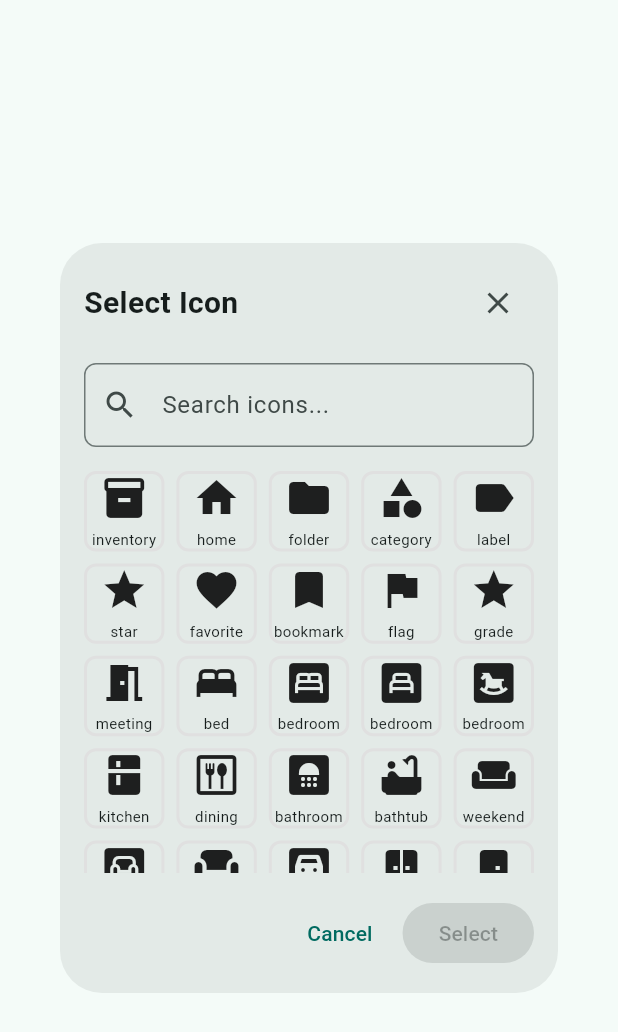
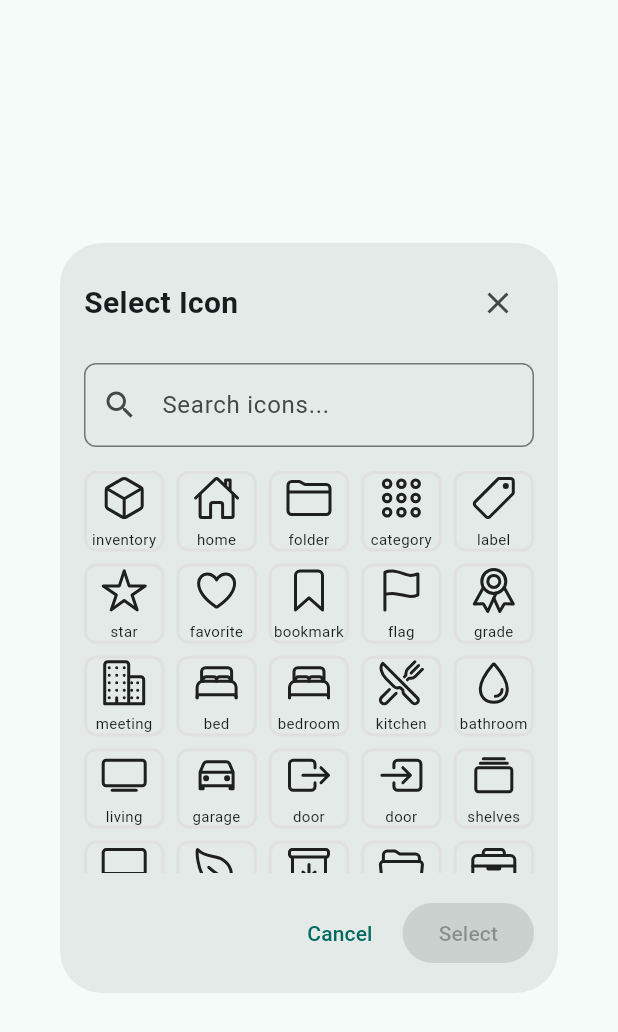
Before and after one commit to gustafeden/OurArchive, a Flutter app: the IconPickerDialog widget shown alone on an empty page, opened directly, on a phone screen of 412 x 824 dp. Shown: the top 1032 px of the screen. Run offline on Flutter 3.47's test engine with Material 3 defaults, Android fonts, the phone set to English and light mode, and no system bars; our stand-ins replace cached_network_image, cloud_firestore, connectivity_plus, faker, firebase_auth, firebase_core and 9 more; missing offline and left inert: google_mlkit_text_recognition, mobile_scanner; accounts and stored records are empty; network calls fail; statements that could not run were skipped.

Commit message:
add new icons

```diff
--- a/our_archive/lib/ui/widgets/icon_picker_dialog.dart
+++ b/our_archive/lib/ui/widgets/icon_picker_dialog.dart
@@ -1,4 +1,5 @@
 import 'package:flutter/material.dart';
+import 'package:ionicons/ionicons.dart';
 
 class IconPickerDialog extends StatefulWidget {
   final String? initialIcon;
@@ -19,210 +20,139 @@ class _IconPickerDialogState extends State<IconPickerDialog> {
     _selectedIcon = widget.initialIcon;
   }
 
-  // Curated list of common Material icons
-  static const Map<String, List<Map<String, dynamic>>> iconCategories = {
+  // Curated list of Ionicons organized by category
+  static final Map<String, List<Map<String, dynamic>>> iconCategories = {
     'Common': [
-      {'name': 'inventory_2', 'icon': Icons.inventory_2},
-      {'name': 'home', 'icon': Icons.home},
-      {'name': 'folder', 'icon': Icons.folder},
-      {'name': 'category', 'icon': Icons.category},
-      {'name': 'label', 'icon': Icons.label},
-      {'name': 'star', 'icon': Icons.star},
-      {'name': 'favorite', 'icon': Icons.favorite},
-      {'name': 'bookmark', 'icon': Icons.bookmark},
-      {'name': 'flag', 'icon': Icons.flag},
-      {'name': 'grade', 'icon': Icons.grade},
+      {'name': 'inventory_2', 'icon': Ionicons.cube_outline},
+      {'name': 'home', 'icon': Ionicons.home_outline},
+      {'name': 'folder', 'icon': Ionicons.folder_outline},
+      {'name': 'category', 'icon': Ionicons.apps_outline},
+      {'name': 'label', 'icon': Ionicons.pricetag_outline},
+      {'name': 'star', 'icon': Ionicons.star_outline},
+      {'name': 'favorite', 'icon': Ionicons.heart_outline},
+      {'name': 'bookmark', 'icon': Ionicons.bookmark_outline},
+      {'name': 'flag', 'icon': Ionicons.flag_outline},
+      {'name': 'grade', 'icon': Ionicons.ribbon_outline},
     ],
     'Home & Rooms': [
-      {'name': 'meeting_room', 'icon': Icons.meeting_room},
-      {'name': 'bed', 'icon': Icons.bed},
-      {'name': 'bedroom_parent', 'icon': Icons.bedroom_parent},
-      {'name': 'bedroom_child', 'icon': Icons.bedroom_child},
-      {'name': 'bedroom_baby', 'icon': Icons.bedroom_baby},
-      {'name': 'kitchen', 'icon': Icons.kitchen},
-      {'name': 'dining_outlined', 'icon': Icons.dining_outlined},
-      {'name': 'bathroom', 'icon': Icons.bathroom},
-      {'name': 'bathtub', 'icon': Icons.bathtub},
-      {'name': 'weekend', 'icon': Icons.weekend},
-      {'name': 'living', 'icon': Icons.living},
-      {'name': 'chair', 'icon': Icons.chair},
-      {'name': 'garage', 'icon': Icons.garage},
-      {'name': 'door_sliding', 'icon': Icons.door_sliding},
-      {'name': 'door_front', 'icon': Icons.door_front_door},
-      {'name': 'door_back', 'icon': Icons.door_back_door},
-      {'name': 'countertops', 'icon': Icons.countertops},
-      {'name': 'shelves', 'icon': Icons.shelves},
-      {'name': 'desk', 'icon': Icons.desk},
-      {'name': 'table_restaurant', 'icon': Icons.table_restaurant},
-      {'name': 'yard', 'icon': Icons.yard},
-      {'name': 'deck', 'icon': Icons.deck},
-      {'name': 'balcony', 'icon': Icons.balcony},
+      {'name': 'meeting_room', 'icon': Ionicons.business_outline},
+      {'name': 'bed', 'icon': Ionicons.bed_outline},
+      {'name': 'bedroom_parent', 'icon': Ionicons.bed_outline},
+      {'name': 'kitchen', 'icon': Ionicons.restaurant_outline},
+      {'name': 'bathroom', 'icon': Ionicons.water_outline},
+      {'name': 'living', 'icon': Ionicons.tv_outline},
+      {'name': 'garage', 'icon': Ionicons.car_outline},
+      {'name': 'door_sliding', 'icon': Ionicons.exit_outline},
+      {'name': 'door_front', 'icon': Ionicons.enter_outline},
+      {'name': 'shelves', 'icon': Ionicons.albums_outline},
+      {'name': 'desk', 'icon': Ionicons.desktop_outline},
+      {'name': 'yard', 'icon': Ionicons.leaf_outline},
     ],
     'Storage': [
-      {'name': 'inventory_2', 'icon': Icons.inventory_2},
-      {'name': 'archive', 'icon': Icons.archive},
-      {'name': 'folder', 'icon': Icons.folder},
-      {'name': 'folder_special', 'icon': Icons.folder_special},
-      {'name': 'source', 'icon': Icons.source},
-      {'name': 'work_outline', 'icon': Icons.work_outline},
-      {'name': 'backpack', 'icon': Icons.backpack},
-      {'name': 'business_center', 'icon': Icons.business_center},
-      {'name': 'shopping_bag', 'icon': Icons.shopping_bag},
-      {'name': 'luggage', 'icon': Icons.luggage},
-      {'name': 'cases', 'icon': Icons.cases},
-      {'name': 'inbox', 'icon': Icons.inbox},
-      {'name': 'delete_outline', 'icon': Icons.delete_outline},
-      {'name': 'storage', 'icon': Icons.storage},
-      {'name': 'shelves', 'icon': Icons.shelves},
+      {'name': 'archive', 'icon': Ionicons.archive_outline},
+      {'name': 'folder_special', 'icon': Ionicons.folder_open_outline},
+      {'name': 'work_outline', 'icon': Ionicons.briefcase_outline},
+      {'name': 'backpack', 'icon': Ionicons.bag_outline},
+      {'name': 'shopping_bag', 'icon': Ionicons.bag_handle_outline},
+      {'name': 'inbox', 'icon': Ionicons.mail_outline},
+      {'name': 'delete_outline', 'icon': Ionicons.trash_outline},
+      {'name': 'storage', 'icon': Ionicons.server_outline},
     ],
     'Items & Entertainment': [
-      {'name': 'menu_book', 'icon': Icons.menu_book},
-      {'name': 'book', 'icon': Icons.book},
-      {'name': 'library_books', 'icon': Icons.library_books},
-      {'name': 'album', 'icon': Icons.album},
-      {'name': 'music_note', 'icon': Icons.music_note},
-      {'name': 'library_music', 'icon': Icons.library_music},
-      {'name': 'headphones', 'icon': Icons.headphones},
-      {'name': 'speaker', 'icon': Icons.speaker},
-      {'name': 'sports_esports', 'icon': Icons.sports_esports},
-      {'name': 'videogame_asset', 'icon': Icons.videogame_asset},
-      {'name': 'movie', 'icon': Icons.movie},
-      {'name': 'theaters', 'icon': Icons.theaters},
-      {'name': 'tv', 'icon': Icons.tv},
-      {'name': 'video_library', 'icon': Icons.video_library},
+      {'name': 'menu_book', 'icon': Ionicons.book_outline},
+      {'name': 'book', 'icon': Ionicons.book_outline},
+      {'name': 'library_books', 'icon': Ionicons.library_outline},
+      {'name': 'album', 'icon': Ionicons.disc_outline},
+      {'name': 'music_note', 'icon': Ionicons.musical_note_outline},
+      {'name': 'library_music', 'icon': Ionicons.musical_notes_outline},
+      {'name': 'headphones', 'icon': Ionicons.headset_outline},
+      {'name': 'speaker', 'icon': Ionicons.volume_high_outline},
+      {'name': 'sports_esports', 'icon': Ionicons.game_controller_outline},
+      {'name': 'movie', 'icon': Ionicons.film_outline},
+      {'name': 'tv', 'icon': Ionicons.tv_outline},
+      {'name': 'videocam', 'icon': Ionicons.videocam_outline},
     ],
     'Electronics & Tools': [
-      {'name': 'devices', 'icon': Icons.devices},
-      {'name': 'phone_android', 'icon': Icons.phone_android},
-      {'name': 'tablet', 'icon': Icons.tablet},
-      {'name': 'laptop', 'icon': Icons.laptop},
-      {'name': 'computer', 'icon': Icons.computer},
-      {'name': 'keyboard', 'icon': Icons.keyboard},
-      {'name': 'mouse', 'icon': Icons.mouse},
-      {'name': 'watch', 'icon': Icons.watch},
-      {'name': 'camera_alt', 'icon': Icons.camera_alt},
-      {'name': 'photo_camera', 'icon': Icons.photo_camera},
-      {'name': 'videocam', 'icon': Icons.videocam},
-      {'name': 'print', 'icon': Icons.print},
-      {'name': 'build', 'icon': Icons.build},
-      {'name': 'construction', 'icon': Icons.construction},
-      {'name': 'handyman', 'icon': Icons.handyman},
-      {'name': 'hardware', 'icon': Icons.hardware},
-      {'name': 'plumbing', 'icon': Icons.plumbing},
-      {'name': 'electrical_services', 'icon': Icons.electrical_services},
-      {'name': 'carpenter', 'icon': Icons.carpenter},
-      {'name': 'engineering', 'icon': Icons.engineering},
+      {'name': 'devices', 'icon': Ionicons.phone_portrait_outline},
+      {'name': 'phone_android', 'icon': Ionicons.phone_portrait_outline},
+      {'name': 'tablet', 'icon': Ionicons.tablet_portrait_outline},
+      {'name': 'laptop', 'icon': Ionicons.laptop_outline},
+      {'name': 'computer', 'icon': Ionicons.desktop_outline},
+      {'name': 'watch', 'icon': Ionicons.watch_outline},
+      {'name': 'camera_alt', 'icon': Ionicons.camera_outline},
+      {'name': 'print', 'icon': Ionicons.print_outline},
+      {'name': 'build', 'icon': Ionicons.build_outline},
+      {'name': 'construction', 'icon': Ionicons.construct_outline},
+      {'name': 'handyman', 'icon': Ionicons.hammer_outline},
+      {'name': 'engineering', 'icon': Ionicons.settings_outline},
     ],
     'Clothing & Fashion': [
-      {'name': 'checkroom', 'icon': Icons.checkroom},
-      {'name': 'dry_cleaning', 'icon': Icons.dry_cleaning},
-      {'name': 'shopping_bag', 'icon': Icons.shopping_bag},
-      {'name': 'watch', 'icon': Icons.watch},
-      {'name': 'diamond', 'icon': Icons.diamond},
-      {'name': 'umbrella', 'icon': Icons.umbrella},
+      {'name': 'checkroom', 'icon': Ionicons.shirt_outline},
+      {'name': 'diamond', 'icon': Ionicons.diamond_outline},
+      {'name': 'umbrella', 'icon': Ionicons.umbrella_outline},
     ],
     'Kitchen & Food': [
-      {'name': 'restaurant', 'icon': Icons.restaurant},
-      {'name': 'restaurant_menu', 'icon': Icons.restaurant_menu},
-      {'name': 'fastfood', 'icon': Icons.fastfood},
-      {'name': 'local_dining', 'icon': Icons.local_dining},
-      {'name': 'local_pizza', 'icon': Icons.local_pizza},
-      {'name': 'local_cafe', 'icon': Icons.local_cafe},
-      {'name': 'local_bar', 'icon': Icons.local_bar},
-      {'name': 'coffee', 'icon': Icons.coffee},
-      {'name': 'cake', 'icon': Icons.cake},
-      {'name': 'icecream', 'icon': Icons.icecream},
-      {'name': 'brunch_dining', 'icon': Icons.brunch_dining},
-      {'name': 'lunch_dining', 'icon': Icons.lunch_dining},
-      {'name': 'dinner_dining', 'icon': Icons.dinner_dining},
-      {'name': 'breakfast_dining', 'icon': Icons.breakfast_dining},
-      {'name': 'kitchen', 'icon': Icons.kitchen},
-      {'name': 'microwave', 'icon': Icons.microwave},
-      {'name': 'blender', 'icon': Icons.blender},
-      {'name': 'soup_kitchen', 'icon': Icons.soup_kitchen},
+      {'name': 'restaurant', 'icon': Ionicons.restaurant_outline},
+      {'name': 'fastfood', 'icon': Ionicons.fast_food_outline},
+      {'name': 'local_pizza', 'icon': Ionicons.pizza_outline},
+      {'name': 'local_cafe', 'icon': Ionicons.cafe_outline},
+      {'name': 'local_bar', 'icon': Ionicons.beer_outline},
+      {'name': 'coffee', 'icon': Ionicons.cafe_outline},
+      {'name': 'icecream', 'icon': Ionicons.ice_cream_outline},
     ],
     'Sports & Fitness': [
-      {'name': 'sports_basketball', 'icon': Icons.sports_basketball},
-      {'name': 'sports_football', 'icon': Icons.sports_football},
-      {'name': 'sports_soccer', 'icon': Icons.sports_soccer},
-      {'name': 'sports_baseball', 'icon': Icons.sports_baseball},
-      {'name': 'sports_tennis', 'icon': Icons.sports_tennis},
-      {'name': 'sports_golf', 'icon': Icons.sports_golf},
-      {'name': 'sports_hockey', 'icon': Icons.sports_hockey},
-      {'name': 'sports_volleyball', 'icon': Icons.sports_volleyball},
-      {'name': 'sports_cricket', 'icon': Icons.sports_cricket},
-      {'name': 'sports_martial_arts', 'icon': Icons.sports_martial_arts},
-      {'name': 'fitness_center', 'icon': Icons.fitness_center},
-      {'name': 'pool', 'icon': Icons.pool},
-      {'name': 'surfing', 'icon': Icons.surfing},
-      {'name': 'hiking', 'icon': Icons.hiking},
-      {'name': 'snowboarding', 'icon': Icons.snowboarding},
-      {'name': 'downhill_skiing', 'icon': Icons.downhill_skiing},
+      {'name': 'sports_basketball', 'icon': Ionicons.basketball_outline},
+      {'name': 'sports_football', 'icon': Ionicons.football_outline},
+      {'name': 'sports_baseball', 'icon': Ionicons.baseball_outline},
+      {'name': 'sports_tennis', 'icon': Ionicons.tennisball_outline},
+      {'name': 'sports_golf', 'icon': Ionicons.golf_outline},
+      {'name': 'fitness_center', 'icon': Ionicons.fitness_outline},
+      {'name': 'hiking', 'icon': Ionicons.walk_outline},
     ],
     'Outdoor & Nature': [
-      {'name': 'park', 'icon': Icons.park},
-      {'name': 'local_florist', 'icon': Icons.local_florist},
-      {'name': 'nature', 'icon': Icons.nature},
-      {'name': 'eco', 'icon': Icons.eco},
-      {'name': 'forest', 'icon': Icons.forest},
-      {'name': 'grass', 'icon': Icons.grass},
-      {'name': 'yard', 'icon': Icons.yard},
-      {'name': 'outdoor_grill', 'icon': Icons.outdoor_grill},
-      {'name': 'fireplace', 'icon': Icons.fireplace},
-      {'name': 'agriculture', 'icon': Icons.agriculture},
+      {'name': 'park', 'icon': Ionicons.leaf_outline},
+      {'name': 'local_florist', 'icon': Ionicons.flower_outline},
+      {'name': 'nature', 'icon': Ionicons.leaf_outline},
+      {'name': 'eco', 'icon': Ionicons.leaf_outline},
+      {'name': 'outdoor_grill', 'icon': Ionicons.flame_outline},
+      {'name': 'fireplace', 'icon': Ionicons.flame_outline},
     ],
     'Pets & Animals': [
-      {'name': 'pets', 'icon': Icons.pets},
-      {'name': 'cruelty_free', 'icon': Icons.cruelty_free},
+      {'name': 'pets', 'icon': Ionicons.paw_outline},
     ],
     'Transportation': [
-      {'name': 'directions_car', 'icon': Icons.directions_car},
-      {'name': 'directions_bike', 'icon': Icons.directions_bike},
-      {'name': 'directions_bus', 'icon': Icons.directions_bus},
-      {'name': 'directions_boat', 'icon': Icons.directions_boat},
-      {'name': 'flight', 'icon': Icons.flight},
-      {'name': 'train', 'icon': Icons.train},
-      {'name': 'two_wheeler', 'icon': Icons.two_wheeler},
-      {'name': 'electric_scooter', 'icon': Icons.electric_scooter},
-      {'name': 'electric_bike', 'icon': Icons.electric_bike},
-      {'name': 'electric_car', 'icon': Icons.electric_car},
-      {'name': 'local_shipping', 'icon': Icons.local_shipping},
+      {'name': 'directions_car', 'icon': Ionicons.car_outline},
+      {'name': 'directions_bike', 'icon': Ionicons.bicycle_outline},
+      {'name': 'directions_bus', 'icon': Ionicons.bus_outline},
+      {'name': 'directions_boat', 'icon': Ionicons.boat_outline},
+      {'name': 'flight', 'icon': Ionicons.airplane_outline},
+      {'name': 'train', 'icon': Ionicons.train_outline},
+      {'name': 'electric_car', 'icon': Ionicons.car_sport_outline},
     ],
     'Health & Medical': [
-      {'name': 'medical_services', 'icon': Icons.medical_services},
-      {'name': 'medication', 'icon': Icons.medication},
-      {'name': 'vaccines', 'icon': Icons.vaccines},
-      {'name': 'healing', 'icon': Icons.healing},
-      {'name': 'favorite', 'icon': Icons.favorite},
-      {'name': 'monitor_heart', 'icon': Icons.monitor_heart},
+      {'name': 'medical_services', 'icon': Ionicons.medical_outline},
+      {'name': 'healing', 'icon': Ionicons.pulse_outline},
+      {'name': 'monitor_heart', 'icon': Ionicons.pulse_outline},
     ],
     'Office & School': [
-      {'name': 'work', 'icon': Icons.work},
-      {'name': 'school', 'icon': Icons.school},
-      {'name': 'backpack', 'icon': Icons.backpack},
-      {'name': 'science', 'icon': Icons.science},
-      {'name': 'calculate', 'icon': Icons.calculate},
-      {'name': 'edit', 'icon': Icons.edit},
-      {'name': 'draw', 'icon': Icons.draw},
-      {'name': 'palette', 'icon': Icons.palette},
-      {'name': 'brush', 'icon': Icons.brush},
+      {'name': 'work', 'icon': Ionicons.briefcase_outline},
+      {'name': 'school', 'icon': Ionicons.school_outline},
+      {'name': 'science', 'icon': Ionicons.flask_outline},
+      {'name': 'calculate', 'icon': Ionicons.calculator_outline},
+      {'name': 'edit', 'icon': Ionicons.pencil_outline},
+      {'name': 'draw', 'icon': Ionicons.brush_outline},
+      {'name': 'palette', 'icon': Ionicons.color_palette_outline},
     ],
     'Miscellaneous': [
-      {'name': 'lightbulb', 'icon': Icons.lightbulb},
-      {'name': 'wb_sunny', 'icon': Icons.wb_sunny},
-      {'name': 'ac_unit', 'icon': Icons.ac_unit},
-      {'name': 'thermostat', 'icon': Icons.thermostat},
-      {'name': 'toys', 'icon': Icons.toys},
-      {'name': 'child_care', 'icon': Icons.child_care},
-      {'name': 'nightlight', 'icon': Icons.nightlight},
-      {'name': 'flashlight_on', 'icon': Icons.flashlight_on},
-      {'name': 'celebration', 'icon': Icons.celebration},
-      {'name': 'card_giftcard', 'icon': Icons.card_giftcard},
-      {'name': 'redeem', 'icon': Icons.redeem},
-      {'name': 'shopping_cart', 'icon': Icons.shopping_cart},
-      {'name': 'wallet', 'icon': Icons.wallet},
-      {'name': 'savings', 'icon': Icons.savings},
-      {'name': 'attach_money', 'icon': Icons.attach_money},
+      {'name': 'lightbulb', 'icon': Ionicons.bulb_outline},
+      {'name': 'wb_sunny', 'icon': Ionicons.sunny_outline},
+      {'name': 'ac_unit', 'icon': Ionicons.snow_outline},
+      {'name': 'flashlight_on', 'icon': Ionicons.flashlight_outline},
+      {'name': 'celebration', 'icon': Ionicons.trophy_outline},
+      {'name': 'card_giftcard', 'icon': Ionicons.gift_outline},
+      {'name': 'shopping_cart', 'icon': Ionicons.cart_outline},
+      {'name': 'wallet', 'icon': Ionicons.wallet_outline},
+      {'name': 'attach_money', 'icon': Ionicons.cash_outline},
     ],
   };
 
--- a/our_archive/pubspec.yaml
+++ b/our_archive/pubspec.yaml
@@ -35,6 +35,9 @@ dependencies:
   # Use with the CupertinoIcons class for iOS style icons.
   cupertino_icons: ^1.0.8
 
+  # Ionicons - Modern icon set
+  ionicons: ^0.2.2
+
   # Firebase dependencies
   cloud_firestore: ^5.4.4
   firebase_core: ^3.4.2
@@ -57,6 +60,7 @@ dependencies:
   # File & path utilities
   path_provider: ^2.1.4
   path: ^1.9.0
+  shared_preferences: ^2.3.5
 
   # UUID generation
   uuid: ^4.5.1
```
Also changed, not shown: our_archive/lib/utils/icon_helper.dart (+190 -187 lines).
